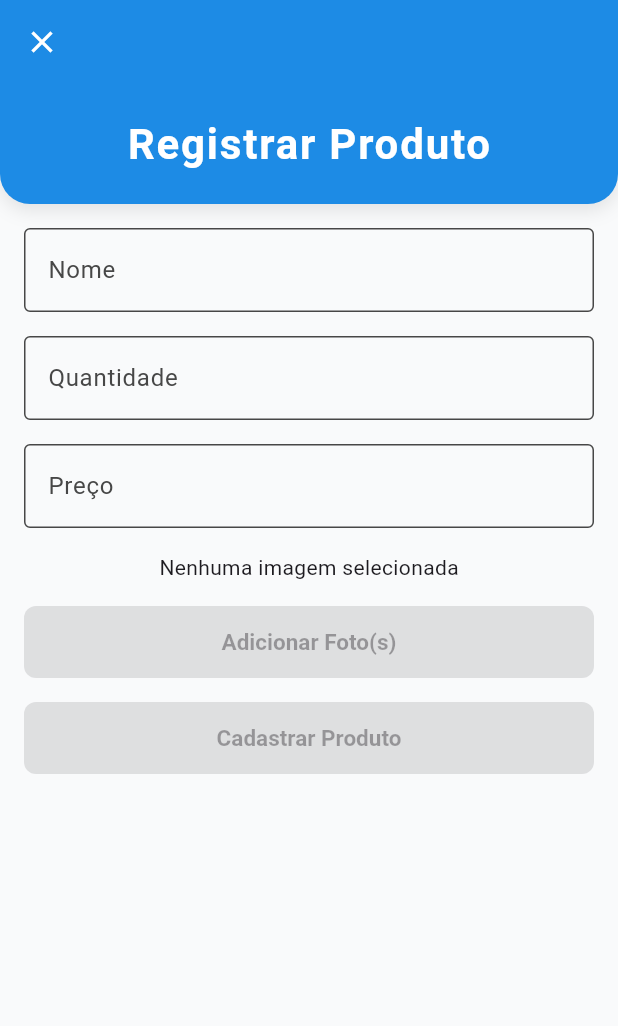
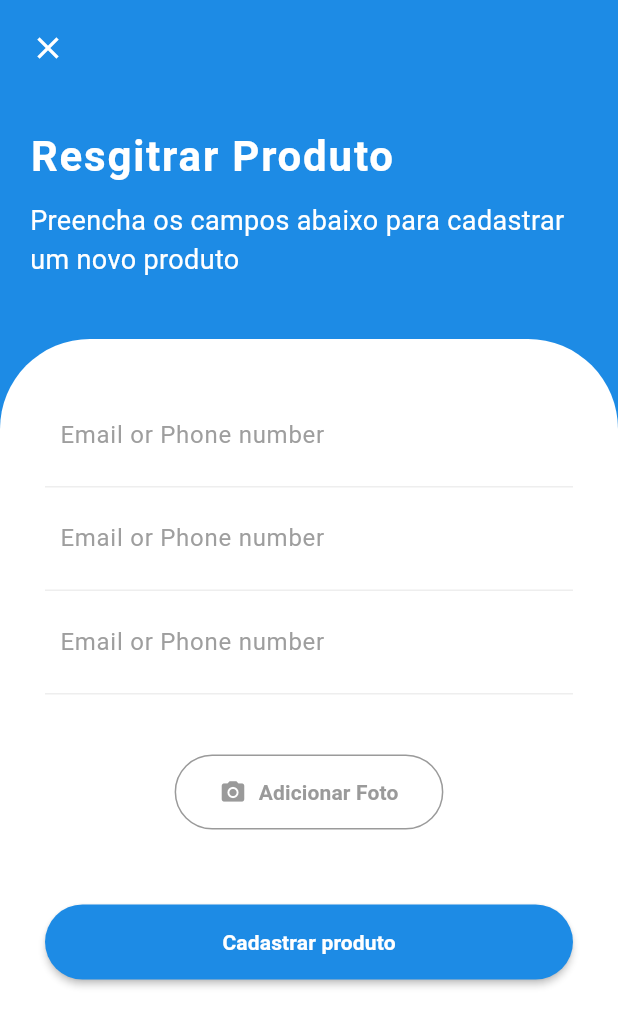
Before and after one commit to Rafilde/Dinda, a Flutter app: the RegisterProductPage screen opened by its route, on a phone screen of 412 x 824 dp. Shown: the top 1026 px of the screen. Run offline on Flutter 3.47's test engine with Material 3 defaults, Android fonts, the phone set to English and light mode, and no system bars; our stand-ins replace flutter_bloc, google_nav_bar; network calls fail.

Commit message:
feat: implements new register-product screen. Now we have a new design

```diff
--- a/front_end_mobile/lib/features/register-product/register_product_page.dart
+++ b/front_end_mobile/lib/features/register-product/register_product_page.dart
@@ -1,7 +1,6 @@
 import 'package:flutter/material.dart';
 import 'package:front_end_mobile/shared/app_routes.dart';
-import '../../shared/colors.dart';
-import '../../shared/widgets/app_bar.dart';
+import 'package:front_end_mobile/shared/colors.dart';
 
 class RegisterProductPage extends StatefulWidget {
   const RegisterProductPage({super.key});
@@ -11,213 +10,167 @@ class RegisterProductPage extends StatefulWidget {
 }
 
 class _RegisterProductPageState extends State<RegisterProductPage> {
-  final _formKey = GlobalKey<FormState>();
+  /*final _formKey = GlobalKey<FormState>();
   final TextEditingController _nameController = TextEditingController();
   final TextEditingController _quantityController = TextEditingController();
-  final TextEditingController _priceController = TextEditingController();
+  final TextEditingController _priceController = TextEditingController();*/
 
   @override
   Widget build(BuildContext context) {
     return Scaffold(
-      backgroundColor: AppColors.backgroundColor,
-      appBar: AppBar(
-        backgroundColor: AppColors.primaryColor,
-        leading: IconButton(
-          icon: const Icon(Icons.close, color: AppColors.white),
+      body: Container(
+        width: double.infinity,
+        decoration: const BoxDecoration(color: AppColors.primaryColor),
+        child: Column(
+          crossAxisAlignment: CrossAxisAlignment.start,
+          children: <Widget>[
+            IconButton(
                 onPressed: () {
                   Navigator.pushReplacementNamed(context, AppRoutes.HOME);
                 },
+                padding: const EdgeInsets.all(20),
+                icon: const Icon(Icons.close),
+                color: Colors.white),
+            const Padding(
+              padding: EdgeInsets.all(20),
+              child: Column(
+                crossAxisAlignment: CrossAxisAlignment.start,
+                children: <Widget>[
+                  Text(
+                    "Resgitrar Produto",
+                    style: TextStyle(
+                      fontSize: 28,
+                      fontWeight: FontWeight.bold,
+                      color: AppColors.white,
+                      letterSpacing: 1.2,
                     ),
                   ),
-      body: body(),
-    );
-  }
-
-  Widget body() {
-    return ListView(
+                  SizedBox(height: 10),
+                  Text(
+                    "Preencha os campos abaixo para cadastrar um novo produto",
+                    style: TextStyle(color: Colors.white, fontSize: 18),
+                  ),
+                ],
+              ),
+            ),
+            const SizedBox(height: 20),
+            Expanded(
+              child: Container(
+                decoration: const BoxDecoration(
+                    color: Colors.white,
+                    borderRadius: BorderRadius.only(
+                        topLeft: Radius.circular(60),
+                        topRight: Radius.circular(60))),
+                child: Padding(
+                    padding: const EdgeInsets.all(30),
+                    child: SingleChildScrollView(
+                      child: Column(
                         children: <Widget>[
-        const AppBarWidget(title: 'Registrar Produto'),
-        buildForm,
+                          Container(
+                            decoration: BoxDecoration(
+                              color: Colors.white,
+                              borderRadius: BorderRadius.circular(10),
+                            ),
+                            child: Column(
+                              children: <Widget>[
+                                Container(
+                                  padding: const EdgeInsets.all(10),
+                                  decoration: BoxDecoration(
+                                      border: Border(
+                                          bottom: BorderSide(
+                                              color: Colors.grey.shade200))),
+                                  child: const TextField(
+                                    decoration: InputDecoration(
+                                        hintText: "Email or Phone number",
+                                        hintStyle:
+                                            TextStyle(color: Colors.grey),
+                                        border: InputBorder.none),
+                                  ),
+                                ),
+                                Container(
+                                  padding: const EdgeInsets.all(10),
+                                  decoration: BoxDecoration(
+                                      border: Border(
+                                          bottom: BorderSide(
+                                              color: Colors.grey.shade200))),
+                                  child: const TextField(
+                                    decoration: InputDecoration(
+                                        hintText: "Email or Phone number",
+                                        hintStyle:
+                                            TextStyle(color: Colors.grey),
+                                        border: InputBorder.none),
+                                  ),
+                                ),
+                                Container(
+                                  padding: const EdgeInsets.all(10),
+                                  decoration: BoxDecoration(
+                                      border: Border(
+                                          bottom: BorderSide(
+                                              color: Colors.grey.shade200))),
+                                  child: const TextField(
+                                    decoration: InputDecoration(
+                                        hintText: "Email or Phone number",
+                                        hintStyle:
+                                            TextStyle(color: Colors.grey),
+                                        border: InputBorder.none),
+                                  ),
+                                ),
                               ],
-    );
-  }
-
-  Widget get appBarRow {
-    return Row(
-      children: <Widget>[
-        titleTextAppBar,
-      ],
-    );
-  }
-
-  Widget get titleTextAppBar {
-    return Flexible(
-      child: Container(
-        alignment: Alignment.center,
-        child: const Text(
-          "Registrar Produto",
+                            ),
+                          ),
+                          const SizedBox(
+                            height: 40,
+                          ),
+                          OutlinedButton.icon(
+                            onPressed: () {},
+                            icon: const Icon(Icons.camera_alt,
+                                color: AppColors.productDescription),
+                            label: const Text(
+                              "Adicionar Foto",
                               style: TextStyle(
-            fontSize: 25,
-            fontWeight: FontWeight.bold,
-            color: AppColors.blackLight,
+                                  color: AppColors.productDescription,
+                                  fontWeight: FontWeight.bold),
+                            ),
+                            style: OutlinedButton.styleFrom(
+                              side: const BorderSide(
+                                  color: AppColors.productDescription),
+                              shape: RoundedRectangleBorder(
+                                borderRadius: BorderRadius.circular(50),
+                              ),
+                              padding: const EdgeInsets.symmetric(
+                                  vertical: 15, horizontal: 30),
+                            ),
+                          ),
+                          const SizedBox(
+                            height: 50,
+                          ),
+                          MaterialButton(
+                            onPressed: () {},
+                            height: 50,
+                            // margin: EdgeInsets.symmetric(horizontal: 50),
+                            color: AppColors.primaryColor,
+                            shape: RoundedRectangleBorder(
+                              borderRadius: BorderRadius.circular(50),
+                            ),
+                            // decoration: BoxDecoration(
+                            // ),
+                            child: const Center(
+                              child: Text(
+                                "Cadastrar produto",
+                                style: TextStyle(
+                                    color: Colors.white,
+                                    fontWeight: FontWeight.bold),
                               ),
                             ),
                           ),
-    );
-  }
-
-  Widget get buildForm {
-    return SingleChildScrollView(
-      padding: const EdgeInsets.all(16.0),
-      child: Form(
-        key: _formKey,
-        child: Column(
-          crossAxisAlignment: CrossAxisAlignment.stretch,
-          children: [
-            _buildProductNameField(),
-            const SizedBox(height: 16),
-            _buildQuantityField(),
-            const SizedBox(height: 16),
-            _buildPriceField(),
-            const SizedBox(height: 16),
-            _buildImagePreview(),
-            const SizedBox(height: 16),
-            buildElevatedButton(
-              text: "Adicionar Foto(s)",
+                        ],
                       ),
-            const SizedBox(height: 16),
-            buildElevatedButton(
-              text: "Cadastrar Produto",
+                    )),
               ),
+            )
           ],
         ),
       ),
     );
   }
-
-  Widget buildElevatedButton({
-    required String text,
-  }) {
-    return ElevatedButton(
-      style: ElevatedButton.styleFrom(
-        shape: RoundedRectangleBorder(
-          borderRadius: BorderRadius.circular(8.0),
-        ),
-        padding: EdgeInsets.all(15),
-        backgroundColor: AppColors.primaryColor,
-        foregroundColor: AppColors.white,
-        textStyle: TextStyle(
-          fontSize: 15,
-          fontWeight: FontWeight.bold,
-          fontStyle: FontStyle.normal,
-        ),
-      ),
-      onPressed: null,
-      child: Text(text),
-    );
 }
-
-  Widget _buildProductNameField() {
-    return TextFormField(
-      controller: _nameController,
-      cursorColor: AppColors.primaryColor,
-      decoration: InputDecoration(
-        labelText: "Nome",
-        labelStyle: TextStyle(color: AppColors.blackLight),
-        focusedBorder: OutlineInputBorder(
-          borderSide: BorderSide(color: AppColors.blackLight),
-        ),
-        enabledBorder: OutlineInputBorder(
-          borderSide: BorderSide(color: AppColors.blackLight),
-        ),
-        border: OutlineInputBorder(),
-      ),
-      validator: (value) {
-        if (value == null || value.isEmpty) {
-          return "Por favor, insira o nome do produto";
-        }
-        return null;
-      },
-    );
-  }
-
-  Widget _buildQuantityField() {
-    return TextFormField(
-      controller: _quantityController,
-      cursorColor: AppColors.primaryColor,
-      decoration: InputDecoration(
-        labelText: "Quantidade",
-        labelStyle: TextStyle(color: AppColors.blackLight),
-        focusedBorder: OutlineInputBorder(
-          borderSide: BorderSide(color: AppColors.blackLight),
-        ),
-        enabledBorder: OutlineInputBorder(
-          borderSide: BorderSide(color: AppColors.blackLight),
-        ),
-        border: OutlineInputBorder(),
-      ),
-      keyboardType: TextInputType.number,
-      validator: (value) {
-        if (value == null || value.isEmpty) {
-          return "Por favor, insira a quantidade do produto";
-        }
-        if (int.tryParse(value) == null) {
-          return "Por favor, insira um número válido";
-        }
-        return null;
-      },
-    );
-  }
-
-  Widget _buildPriceField() {
-    return TextFormField(
-      controller: _priceController,
-      cursorColor: AppColors.primaryColor,
-      decoration: InputDecoration(
-        labelText: "Preço",
-        labelStyle: TextStyle(color: AppColors.blackLight),
-        focusedBorder: OutlineInputBorder(
-          borderSide: BorderSide(color: AppColors.blackLight),
-        ),
-        enabledBorder: OutlineInputBorder(
-          borderSide: BorderSide(color: AppColors.blackLight),
-        ),
-        border: OutlineInputBorder(),
-      ),
-      validator: (value) {
-        if (value == null || value.isEmpty) {
-          return "Por favor, insira o preço do produto";
-        }
-        return null;
-      },
-    );
-  }
-
-  Widget _buildImagePreview() {
-    final images = <String>[];
-    if (images.isEmpty) {
-      return Center(child: const Text("Nenhuma imagem selecionada"));
-    }
-    return SizedBox(
-      height: 200,
-      child: ListView.builder(
-        scrollDirection: Axis.horizontal,
-        itemCount: images.length,
-        itemBuilder: (context, index) {
-          return Stack(
-            children: [
-              Icon(Icons.image),
-              Positioned(
-                right: 0,
-                child: IconButton(
-                    icon: const Icon(Icons.remove_circle),
-                    onPressed: () => null,
-                    color: AppColors.red),
-              ),
-            ],
-          );
-        },
-      ),
-    );
-  }
-}
--- a/front_end_mobile/lib/shared/widgets/stylish_float_action_button.dart
+++ b/front_end_mobile/lib/shared/widgets/stylish_float_action_button.dart
@@ -7,7 +7,7 @@ class StylishFAB extends StatelessWidget {
   final Color color;
   final Color iconColor;
 
-  const StylishFAB({
+  const StylishFAB({super.key,
     required this.onPressed,
     required this.icon,
     this.color = AppColors.primaryColor,
```
Also changed, not shown: front_end_mobile/lib/features/product-list/product_list_page.dart (+6 -4 lines). Lines whose indentation alone changed are shown as unchanged.
